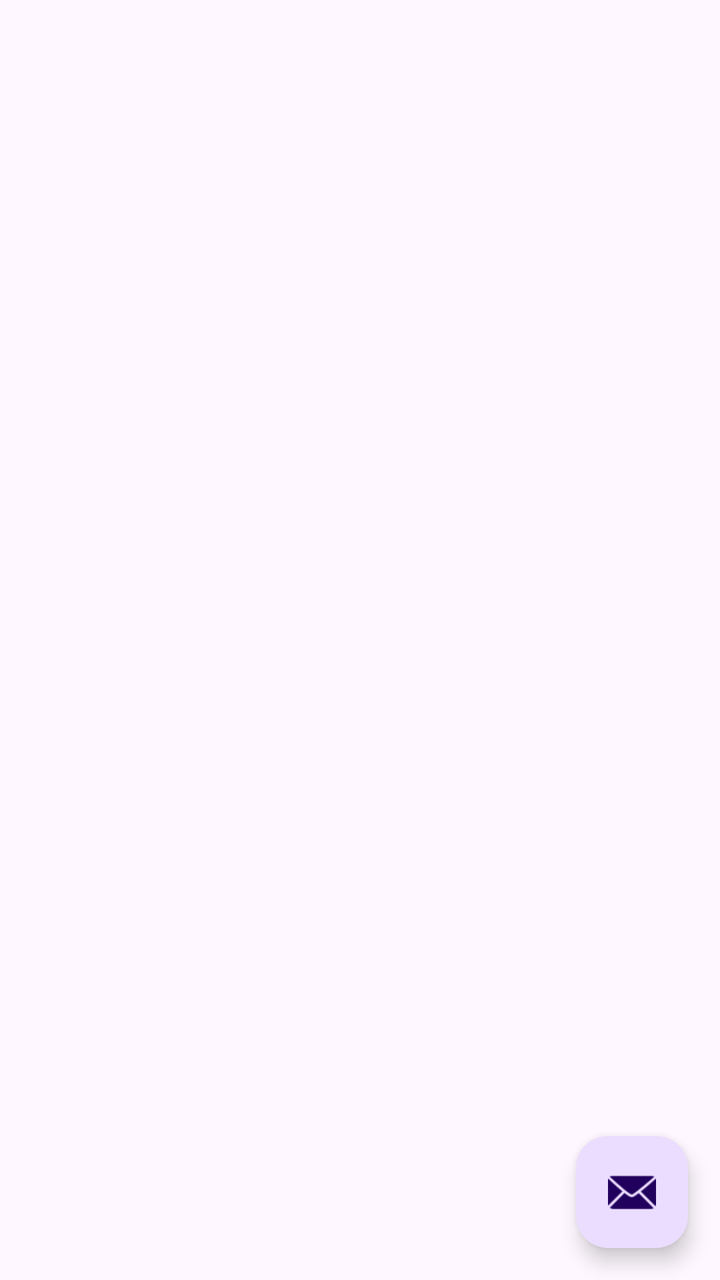
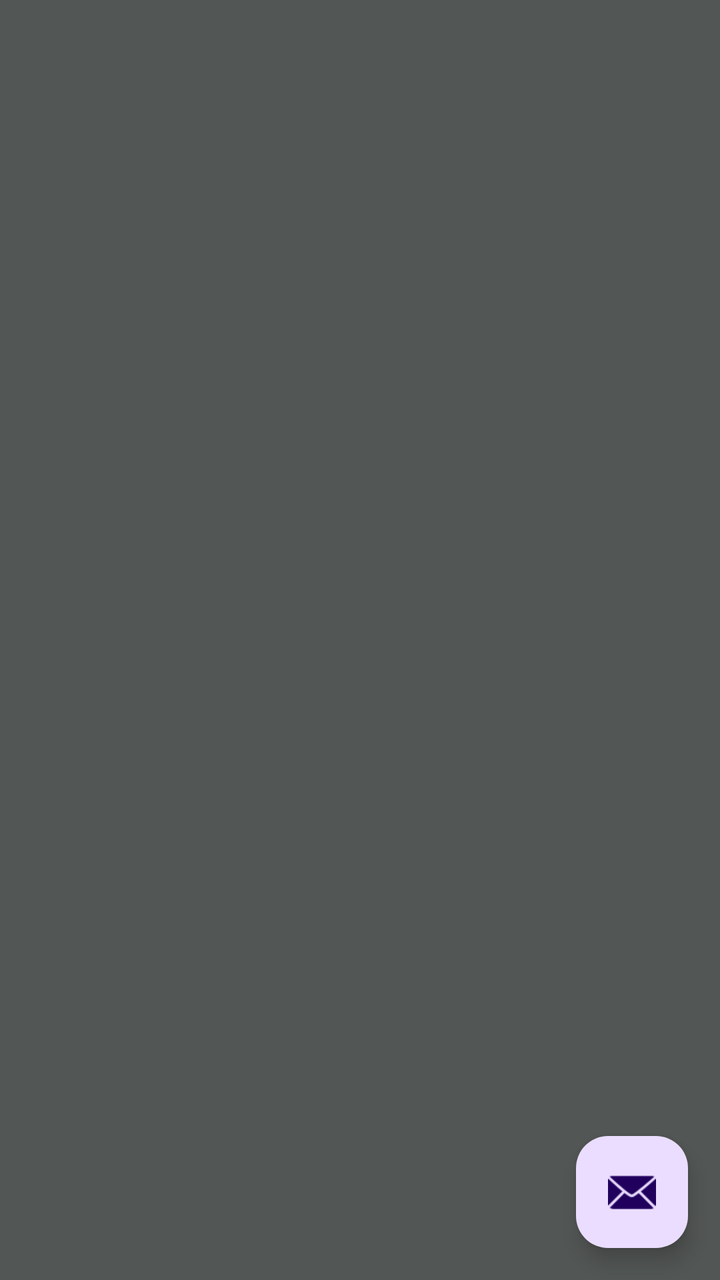

An Android layout rendered at two revisions. The XML below is the earlier revision; the diff shows what the commit changed to produce the second picture.
<!-- AndroidManifest.xml: application theme Theme.Diettrackerandroid -->
<!-- res/layout/activity_main.xml -->
<?xml version="1.0" encoding="utf-8"?>
<androidx.coordinatorlayout.widget.CoordinatorLayout
    xmlns:android="http://schemas.android.com/apk/res/android"
    xmlns:app="http://schemas.android.com/apk/res-auto"
    xmlns:tools="http://schemas.android.com/tools"
    android:layout_width="match_parent"
    android:layout_height="match_parent"
    android:fitsSystemWindows="true"
    tools:context=".MainActivity">

    <com.google.android.material.appbar.AppBarLayout
        android:layout_width="match_parent"
        android:layout_height="wrap_content"
        android:fitsSystemWindows="true">

        <com.google.android.material.appbar.MaterialToolbar
            android:id="@+id/toolbar"
            android:layout_width="match_parent"
            android:layout_height="?attr/actionBarSize" />

    </com.google.android.material.appbar.AppBarLayout>



    <com.google.android.material.floatingactionbutton.FloatingActionButton
        android:id="@+id/fab"
        android:layout_width="wrap_content"
        android:layout_height="wrap_content"
        android:layout_gravity="bottom|end"
        android:layout_marginEnd="@dimen/fab_margin"
        android:layout_marginBottom="16dp"
        app:srcCompat="@android:drawable/ic_dialog_email" />

    <androidx.recyclerview.widget.RecyclerView
        android:id="@+id/recyclerViewDiet"
        android:layout_width="match_parent"
        android:layout_height="match_parent"
        app:layoutManager="androidx.recyclerview.widget.LinearLayoutManager"
        />

</androidx.coordinatorlayout.widget.CoordinatorLayout>
<!-- resources referenced by this layout -->
<resources>
  <dimen name="fab_margin">16dp</dimen>
  <style name="Theme.Diettrackerandroid" parent="Base.Theme.Diettrackerandroid" />
  <style name="Base.Theme.Diettrackerandroid" parent="Theme.Material3.DayNight.NoActionBar">
          
          
      </style>
</resources>

<!-- the commit's change to res/layout/activity_main.xml (unified diff, before → after) -->
@@ -6,19 +6,13 @@
     android:layout_width="match_parent"
     android:layout_height="match_parent"
     android:fitsSystemWindows="true"
-    tools:context=".MainActivity">
+    tools:context=".MainActivity"
+    android:background="@color/activity_main_background">
 
     <com.google.android.material.appbar.AppBarLayout
         android:layout_width="match_parent"
         android:layout_height="wrap_content"
-        android:fitsSystemWindows="true">
-
-        <com.google.android.material.appbar.MaterialToolbar
-            android:id="@+id/toolbar"
-            android:layout_width="match_parent"
-            android:layout_height="?attr/actionBarSize" />
-
-    </com.google.android.material.appbar.AppBarLayout>
+        android:fitsSystemWindows="true"/>
 
 
 
@@ -33,9 +27,8 @@
 
     <androidx.recyclerview.widget.RecyclerView
         android:id="@+id/recyclerViewDiet"
-        android:layout_width="match_parent"
-        android:layout_height="match_parent"
-        app:layoutManager="androidx.recyclerview.widget.LinearLayoutManager"
-        />
+        android:layout_width="wrap_content"
+        android:layout_height="wrap_content"
+        app:layoutManager="androidx.recyclerview.widget.LinearLayoutManager" />
 
 </androidx.coordinatorlayout.widget.CoordinatorLayout>
<!-- resource entries referenced after the edit -->
@@ -1,5 +1,6 @@
 <!-- resources referenced by this layout -->
 <resources>
+  <color name="activity_main_background">#525654</color>
   <dimen name="fab_margin">16dp</dimen>
   <style name="Theme.Diettrackerandroid" parent="Base.Theme.Diettrackerandroid" />
   <style name="Base.Theme.Diettrackerandroid" parent="Theme.Material3.DayNight.NoActionBar">
